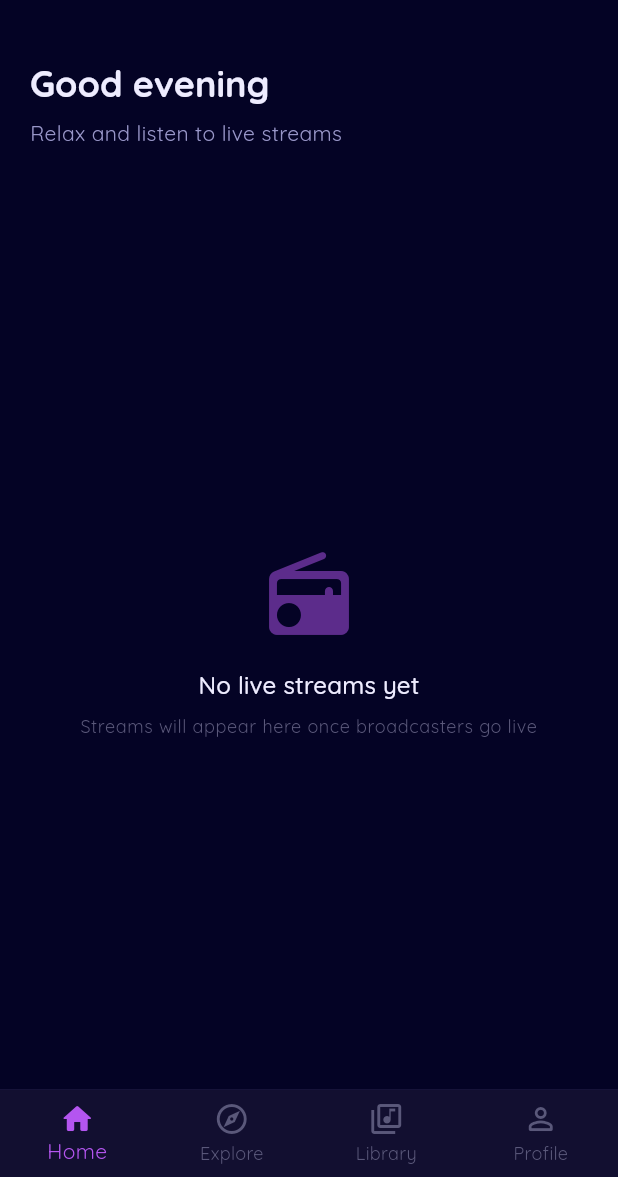
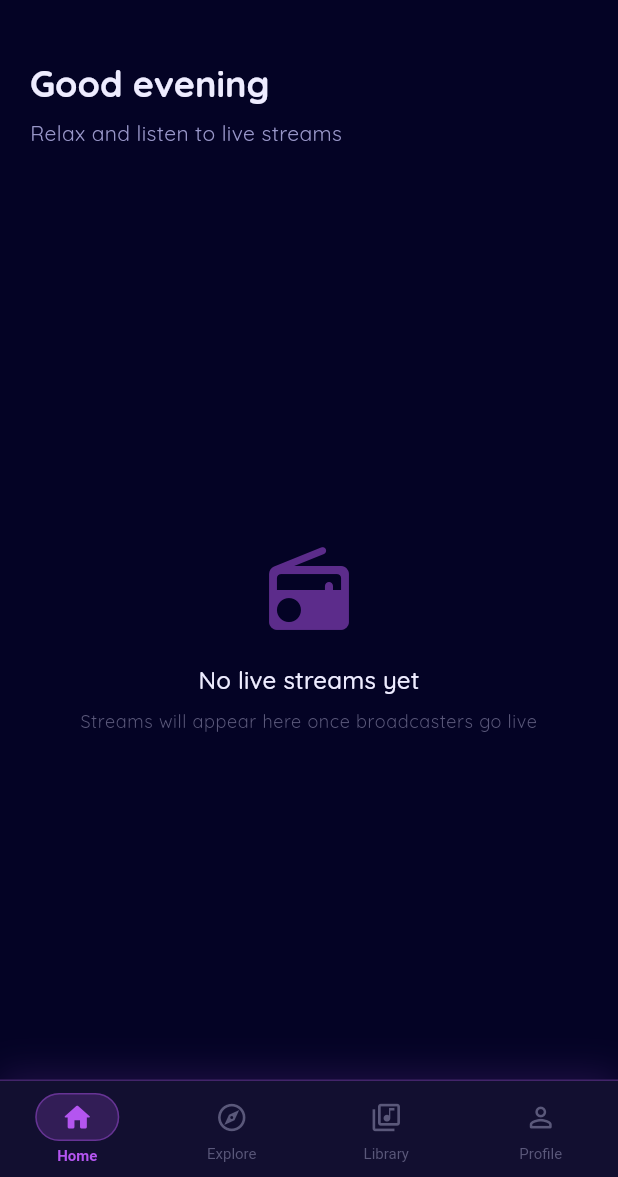
Before and after one commit to azat44/Lullify_Frontend, a Flutter app: the screen it shows after launch, on a phone screen of 412 x 824 dp, the part 59-1236 px from its top. Run offline on Flutter 3.47's test engine with Material 3 defaults, Android fonts, the phone set to English and light mode, and no system bars; our stand-ins replace equatable, flutter_riverpod, go_router, google_fonts.

Commit message:
updated main shell to better fit the theme

```diff
--- a/lib/presentation/widgets/main_shell.dart
+++ b/lib/presentation/widgets/main_shell.dart
@@ -31,23 +31,135 @@ class MainShell extends StatelessWidget {
 
     return Scaffold(
       body: child,
-      bottomNavigationBar: Container(
-        decoration: const BoxDecoration(
-          border: Border(
-            top: BorderSide(color: AppColors.surfaceLight, width: 0.5),
+      bottomNavigationBar: _VaporwaveNavBar(
+        currentIndex: index,
+        onTap: (i) => _onTap(context, i),
+      ),
+    );
+  }
+}
+
+class _VaporwaveNavBar extends StatelessWidget {
+  const _VaporwaveNavBar({
+    required this.currentIndex,
+    required this.onTap,
+  });
+
+  final int currentIndex;
+  final void Function(int) onTap;
+
+  static const _items = [
+    _NavItem(icon: Icons.home_rounded, outlinedIcon: Icons.home_outlined, label: 'Home'),
+    _NavItem(icon: Icons.explore_rounded, outlinedIcon: Icons.explore_outlined, label: 'Explore'),
+    _NavItem(icon: Icons.library_music_rounded, outlinedIcon: Icons.library_music_outlined, label: 'Library'),
+    _NavItem(icon: Icons.person_rounded, outlinedIcon: Icons.person_outline_rounded, label: 'Profile'),
+  ];
+
+  @override
+  Widget build(BuildContext context) {
+    return Container(
+      decoration: BoxDecoration(
+        color: AppColors.surface,
+        border: Border(
+          top: BorderSide(
+            color: AppColors.violet.withValues(alpha: 0.3),
+            width: 1,
           ),
         ),
-        child: BottomNavigationBar(
-          currentIndex: index,
-          onTap: (i) => _onTap(context, i),
-          items: const [
-            BottomNavigationBarItem(icon: Icon(Icons.home_rounded), label: 'Home'),
-            BottomNavigationBarItem(icon: Icon(Icons.explore_outlined), label: 'Explore'),
-            BottomNavigationBarItem(icon: Icon(Icons.library_music_outlined), label: 'Library'),
-            BottomNavigationBarItem(icon: Icon(Icons.person_outline_rounded), label: 'Profile'),
-          ],
+        // Glow subtil sur le bord supérieur
+        boxShadow: [
+          BoxShadow(
+            color: AppColors.violet.withValues(alpha: 0.15),
+            blurRadius: 20,
+            offset: const Offset(0, -4),
+          ),
+        ],
+      ),
+      child: SafeArea(
+        top: false,
+        child: SizedBox(
+          height: 64,
+          child: Row(
+            children: List.generate(_items.length, (i) {
+              final item = _items[i];
+              final selected = i == currentIndex;
+              return Expanded(
+                child: _NavBarItem(
+                  item: item,
+                  selected: selected,
+                  onTap: () => onTap(i),
+                ),
+              );
+            }),
+          ),
         ),
       ),
     );
   }
 }
+
+class _NavItem {
+  const _NavItem({
+    required this.icon,
+    required this.outlinedIcon,
+    required this.label,
+  });
+  final IconData icon;
+  final IconData outlinedIcon;
+  final String label;
+}
+
+class _NavBarItem extends StatelessWidget {
+  const _NavBarItem({
+    required this.item,
+    required this.selected,
+    required this.onTap,
+  });
+
+  final _NavItem item;
+  final bool selected;
+  final VoidCallback onTap;
+
+  @override
+  Widget build(BuildContext context) {
+    return GestureDetector(
+      onTap: onTap,
+      behavior: HitTestBehavior.opaque,
+      child: Column(
+        mainAxisAlignment: MainAxisAlignment.center,
+        children: [
+          AnimatedContainer(
+            duration: const Duration(milliseconds: 200),
+            curve: Curves.easeOut,
+            padding: const EdgeInsets.symmetric(horizontal: 16, vertical: 4),
+            decoration: selected
+                ? BoxDecoration(
+              color: AppColors.violet.withValues(alpha: 0.2),
+              borderRadius: BorderRadius.circular(20),
+              border: Border.all(
+                color: AppColors.violet.withValues(alpha: 0.4),
+                width: 1,
+              ),
+            )
+                : null,
+            child: Icon(
+              selected ? item.icon : item.outlinedIcon,
+              color: selected ? AppColors.violet : AppColors.textMuted,
+              size: 22,
+            ),
+          ),
+          const SizedBox(height: 4),
+          AnimatedDefaultTextStyle(
+            duration: const Duration(milliseconds: 200),
+            style: TextStyle(
+              fontSize: 10,
+              fontWeight: selected ? FontWeight.w600 : FontWeight.w400,
+              color: selected ? AppColors.violet : AppColors.textMuted,
+            ),
+            child: Text(item.label),
+          ),
+        ],
+      ),
+    );
+  }
+}
```
